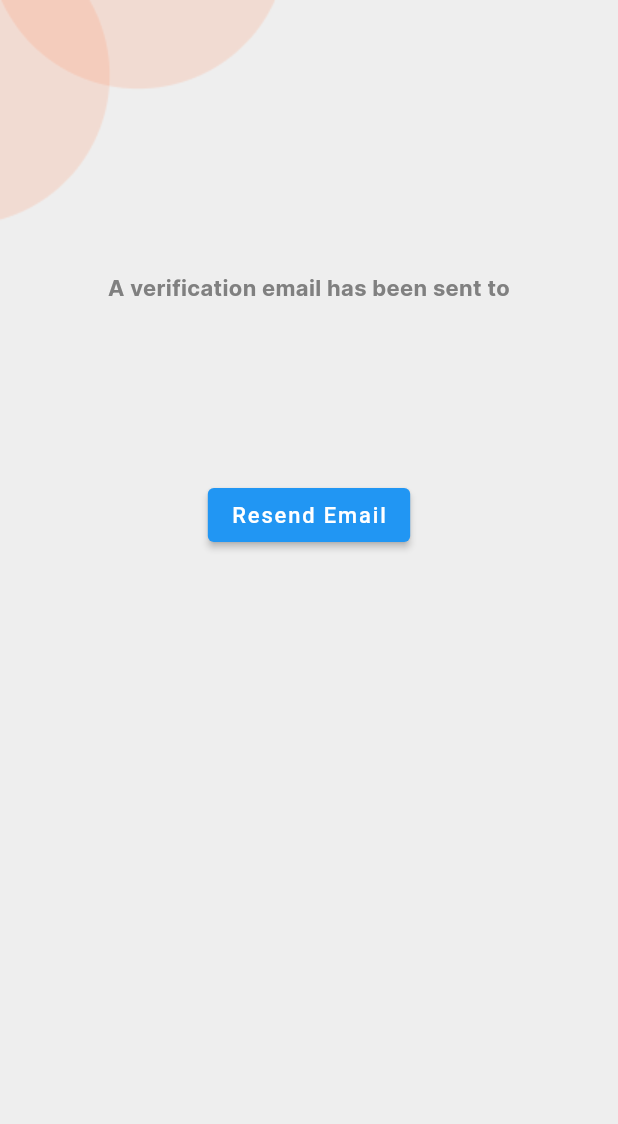
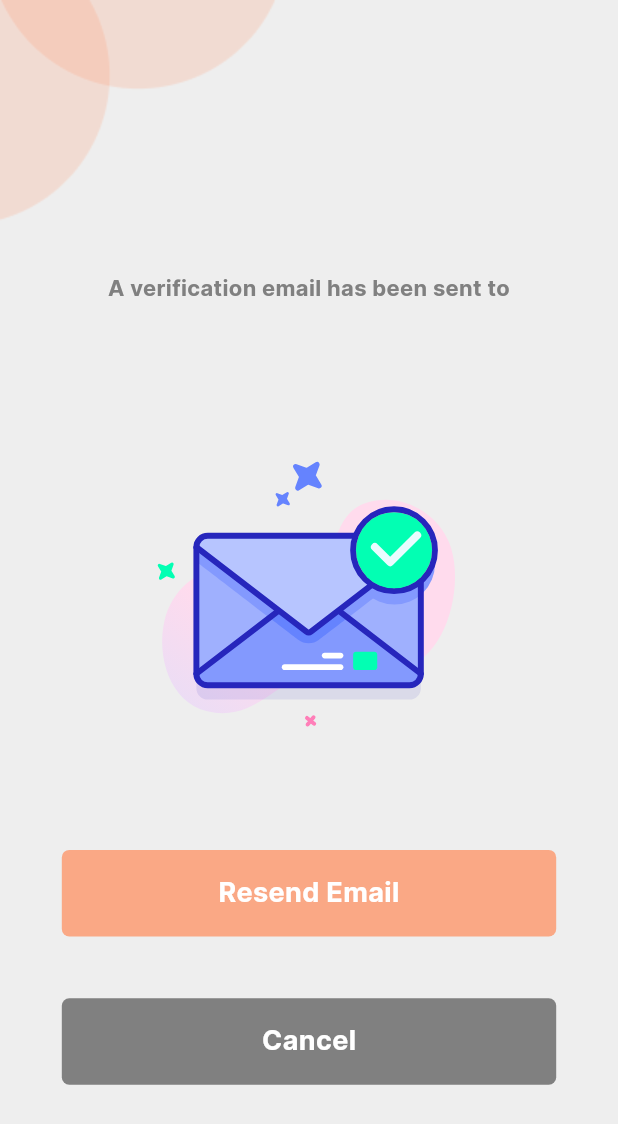
Before and after one commit to muneeb-shahid/Notepad, a Flutter app: the EmailVerification screen opened directly, on a phone screen of 412 x 824 dp. Shown: the top 1124 px of the screen. Run offline on Flutter 3.47's test engine with Material 2 defaults, Android fonts, the phone set to English and light mode, and no system bars; our stand-ins replace cloud_firestore, firebase_auth, firebase_core, flutter_screenutil, get, lottie; accounts and stored records are empty.

Commit message:
eight commit

```diff
--- a/lib/customButtons/Login&signupButton.dart
+++ b/lib/customButtons/Login&signupButton.dart
@@ -21,10 +21,11 @@ customLogin_SignupButton(
     onTap: func,
 
     child: Container(
-      height: screenHeight * 0.06,
-      width: screenWidth * 0.6,
+
+      height: screenHeight * 0.07,
+      width: screenWidth * 0.8,
       decoration: BoxDecoration(
-        borderRadius: BorderRadius.circular(30),
+        borderRadius: BorderRadius.circular(5),
         color: innerColor,
       ),
       child: Center(
--- a/lib/home.dart
+++ b/lib/home.dart
@@ -1,4 +1,5 @@
 import 'package:cloud_firestore/cloud_firestore.dart';
+import 'package:firebase_auth/firebase_auth.dart';
 import 'package:flutter/material.dart';
 
 class home extends StatelessWidget {
@@ -12,7 +13,6 @@ class home extends StatelessWidget {
     TextEditingController _nameController = TextEditingController();
     TextEditingController _priceController = TextEditingController();
     Future<void> _create([DocumentSnapshot? documentSnapshot]) async {
-
       await showModalBottomSheet(
           isScrollControlled: true,
           context: context,
@@ -60,7 +60,6 @@ class home extends StatelessWidget {
                 ],
               ),
             );
-
           });
     }
 
--- a/lib/main.dart
+++ b/lib/main.dart
@@ -36,8 +36,8 @@ class MyApp extends StatelessWidget {
           theme: ThemeData(
             textTheme: Typography.englishLike2018.apply(fontSizeFactor: 1.sp),
           ),
-          // getPages: AppRoutes.appRoutes(),
-          home: SignUp(),
+          getPages: AppRoutes.appRoutes(),
+          // home: SignUp(),
         );
       },
     );
--- a/lib/routes/approutes.dart
+++ b/lib/routes/approutes.dart
@@ -3,29 +3,24 @@ import 'package:notepad/routes/routes_name.dart';
 import 'package:notepad/view/signUp/signUp.dart';
 
 import '../customButtons/login_signup_button.dart';
+import '../view/EmailVerification/EmailVerificationController.dart';
 import '../view/Start_Screen/Start_Screen.dart';
 import '../view/login/login.dart';
 
-
 class AppRoutes {
   static appRoutes() => [
-        // GetPage(
-        //   name: RoutesName.splash_screen,
-        //   page: () => splash_screen(),
-        // ),
         GetPage(
           name: RoutesName.Start_Screen,
           page: () => Start_Screen(),
         ),
-
-
-
         GetPage(
           name: RoutesName.Login,
           page: () => Login(),
         ),
         GetPage(name: RoutesName.SignUp, page: () => SignUp()),
-
-
+        GetPage(
+          name: RoutesName.EmailVerification,
+          page: () => EmailVerification(),
+        ),
       ];
 }
--- a/lib/routes/routes_name.dart
+++ b/lib/routes/routes_name.dart
@@ -2,7 +2,7 @@ class RoutesName {
   static String Start_Screen = '/';
   static String Login = "/Login";
   static String SignUp = "/SignUp";
-  static String HomePage = "/HomePage";
+  static String EmailVerification = "/EmailVerification";
   static String BlogFullPost = "/BlogFullPost";
   static String Profile = "/Profile";
 
--- a/lib/view/EmailVerification/EmailVerificationController.dart
+++ b/lib/view/EmailVerification/EmailVerificationController.dart
@@ -4,7 +4,10 @@ import 'package:flutter_screenutil/flutter_screenutil.dart';
 import 'package:get/get.dart';
 import 'package:notepad/constants/colors_constants/colors_constants.dart';
 import 'package:notepad/constants/fonts_size_constant/fonts_size_constant.dart';
+import 'package:notepad/customButtons/Login&signupButton.dart';
 import 'package:notepad/home.dart';
+import 'package:notepad/view/login/login.dart';
+import 'package:lottie/lottie.dart';
 
 import '../../controller/EmailVerificationController/EmailVerificationController.dart';
 
@@ -36,7 +39,8 @@ class EmailVerification extends StatelessWidget {
                     Row(
                       mainAxisAlignment: MainAxisAlignment.center,
                       children: [
-                        Text(
+                        FittedBox(
+                          child: Text(
                             'A verification email has been sent to \n\n${user}',
                             textAlign: TextAlign.center,
                             style: TextStyle(
@@ -44,15 +48,41 @@ class EmailVerification extends StatelessWidget {
                                     Fonts_Size_Constants.regular_font_family,
                                 fontWeight: FontWeight.bold,
                                 color: Colors_Constants.app_grey_color,
-                              fontSize: Fonts_Size_Constants.text_font_size.sp),
+                                fontSize:
+                                    Fonts_Size_Constants.text_font_size.sp),
+                          ),
                         ),
                       ],
                     ),
                     SizedBox(
-                      height: emailVerificationController.screenHeight * 0.1,
+                      height: emailVerificationController.screenHeight * 0.05,
                     ),
-                    ElevatedButton(
-                        onPressed: () {}, child: Text("Resend Email"))
+                    Container(
+                      height: emailVerificationController.screenHeight * 0.3,
+                      child: Lottie.asset(
+                        "assets/images/verify email lottie.json",
+                        repeat: true,
+                        reverse: false,
+                        animate: true,
+                      ),
+                    ),
+                    SizedBox(
+                      height: emailVerificationController.screenHeight * 0.05,
+                    ),
+                    customLogin_SignupButton(
+                        func: () => emailVerificationController
+                            .sendEmailVerificationCode(),
+                        innerColor: Colors_Constants.app_pink_color,
+                        textColor: Colors_Constants.app_white_color,
+                        text: "Resend Email"),
+                    SizedBox(
+                      height: emailVerificationController.screenHeight * 0.05,
+                    ),
+                    customLogin_SignupButton(
+                        func: () => emailVerificationController.signOut(),
+                        innerColor: Colors_Constants.app_grey_color,
+                        textColor: Colors_Constants.app_white_color,
+                        text: "Cancel"),
                   ],
                 ),
               )),
--- a/lib/view/signUp/signUp.dart
+++ b/lib/view/signUp/signUp.dart
@@ -170,10 +170,12 @@ class SignUp extends StatelessWidget {
                   height: heightt * 0.05,
                 ),
                 customLogin_SignupButton(
-                    func: () => signUpController.register(context),
+                    func: () => signUpController.register(),
                     innerColor: Colors_Constants.app_pink_color,
                     textColor: Colors_Constants.app_white_color,
-                    text: "Register")
+                    text: "Register"
+
+                    )
               ]),
               SizedBox(
                 height: heightt * 0.02,
--- a/pubspec.yaml
+++ b/pubspec.yaml
@@ -40,6 +40,7 @@ dependencies:
   flutter_screenutil: ^5.7.0
   cloud_firestore: ^4.8.5
   firebase_auth: ^4.7.3
+  lottie: ^2.6.0
 
 dev_dependencies:
   flutter_test:
```
Also changed, not shown: assets/images/verify email lottie.json (added, +1 -0 lines), lib/controller/EmailVerificationController/EmailVerificationController.dart (+8 -2 lines), lib/controller/SignUpController/SignUpController.dart (+1 -20 lines), pubspec.lock. Lines whose indentation alone changed are shown as unchanged.
